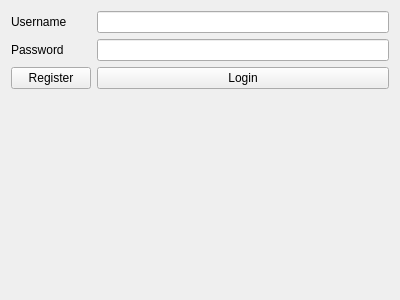
Qt form ui/qt/LoginPage.ui (IwanIDev/cs-unit5) before a commit.
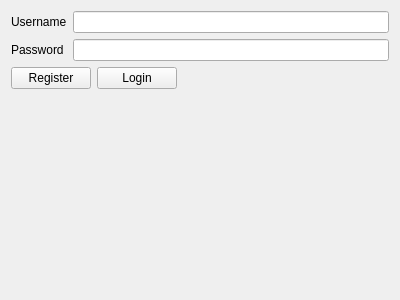
The same form after that commit.

Patch:
```diff
--- a/ui/qt/LoginPage.ui
+++ b/ui/qt/LoginPage.ui
@@ -40,14 +40,18 @@
        </property>
       </widget>
      </item>
-     <item row="2" column="0">
+    </layout>
+   </item>
+   <item row="1" column="0">
+    <layout class="QHBoxLayout" name="horizontalLayout">
+     <item>
       <widget class="QPushButton" name="registerButton">
        <property name="text">
         <string>Register</string>
        </property>
       </widget>
      </item>
-     <item row="2" column="1">
+     <item>
       <widget class="QPushButton" name="loginButton">
        <property name="text">
         <string>Login</string>
```
